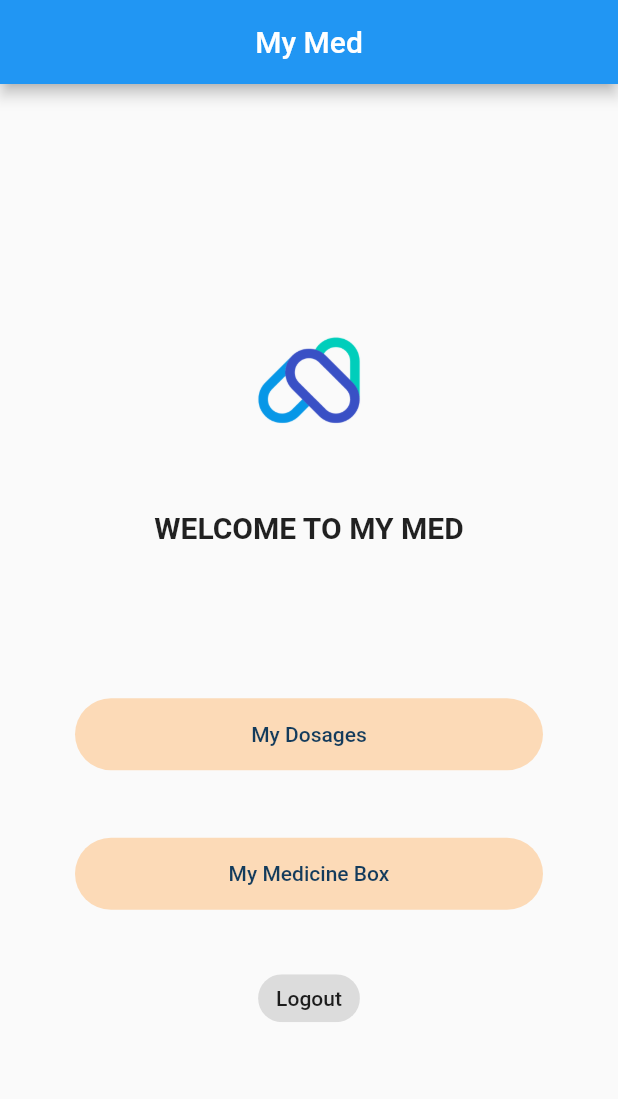
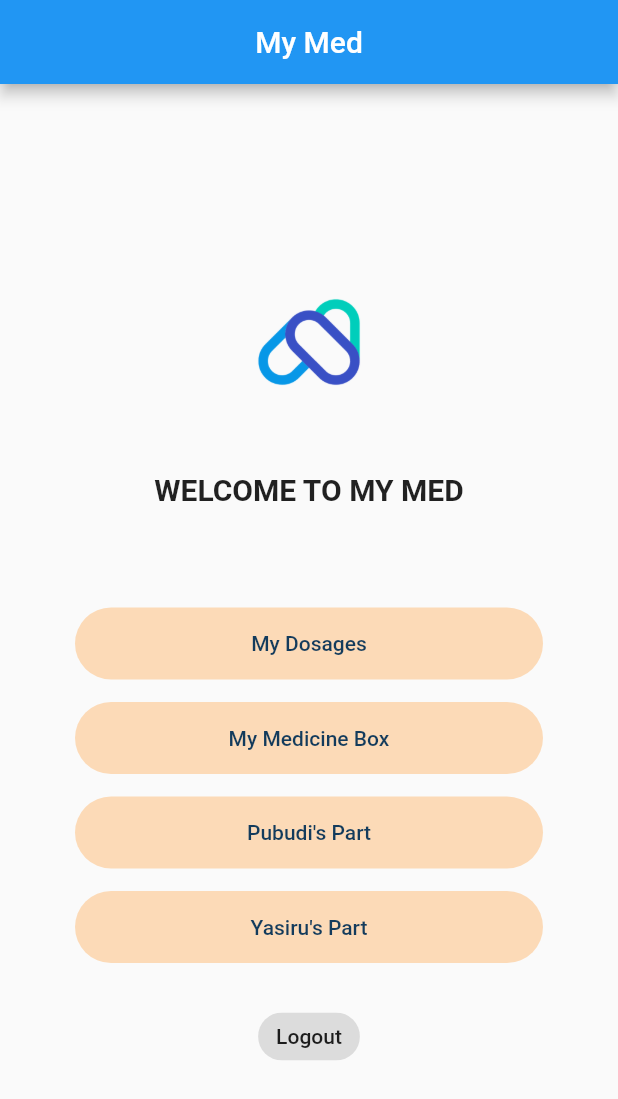
Before and after one commit to it19062884Ruvindu/Group_43_Medicine_Allert_App, a Flutter app: the HomePage screen opened directly, on a phone screen of 412 x 824 dp. Shown: the top 1099 px of the screen. Run offline on Flutter 3.47's test engine with Material 2 defaults, Android fonts, the phone set to English and light mode, and no system bars; our stand-ins replace cloud_firestore, firebase_auth, firebase_core, fluttertoast; accounts and stored records are empty.

Commit message:
Main root and changes

```diff
--- a/lib/pages/main/home_page.dart
+++ b/lib/pages/main/home_page.dart
@@ -6,7 +6,7 @@ import 'package:our_medicine_alert_43/pages/main/login_page.dart';
 
 import '../../model/user_model.dart';
 import '../dosage/add_dosage.dart';
-import '../mymedicine/addmedicine.dart';
+import '../mymedicine/medicine_list.dart';
 
 class HomePage extends StatefulWidget {
   const HomePage({Key? key}) : super(key: key);
@@ -68,11 +68,11 @@ class _HomePageState extends State<HomePage> {
                     fontWeight: FontWeight.w500,
                   )),
               SizedBox(
-                height: 40,
+                height: 20,
               ),
               Container(
                 padding:
-                    const EdgeInsets.symmetric(horizontal: 30, vertical: 20),
+                    const EdgeInsets.symmetric(horizontal: 30, vertical: 5),
                 child: Row(children: <Widget>[
                   Expanded(
                     child: FlatButton(
@@ -99,13 +99,13 @@ class _HomePageState extends State<HomePage> {
               ),
 
 
-              //Ruvindu Added >>>>
+              //Ruvindu's Part Added >>>>
               SizedBox(
                 height:5,
               ),
               Container(
                 padding:
-                const EdgeInsets.symmetric(horizontal: 30, vertical: 20),
+                const EdgeInsets.symmetric(horizontal: 30, vertical: 5),
                 child: Row(children: <Widget>[
                   Expanded(
                     child: FlatButton(
@@ -114,7 +114,7 @@ class _HomePageState extends State<HomePage> {
                       ),
                       onPressed: () {
                         Navigator.push(context,
-                            MaterialPageRoute(builder: (_) => addmedicine()));
+                            MaterialPageRoute(builder: (_) => medicinelist()));
                       },
                       color: const Color(0xFFFCDAB7),
                       child: Container(
@@ -132,8 +132,74 @@ class _HomePageState extends State<HomePage> {
               ),
 
 
+              //Pubudi's Part Added >>>>
               SizedBox(
-                height: 15,
+                height:5,
+              ),
+              Container(
+                padding:
+                const EdgeInsets.symmetric(horizontal: 30, vertical: 5),
+                child: Row(children: <Widget>[
+                  Expanded(
+                    child: FlatButton(
+                      shape: RoundedRectangleBorder(
+                        borderRadius: BorderRadius.circular(36),
+                      ),
+                      onPressed: () {
+                        Navigator.push(context,
+                            MaterialPageRoute(builder: (_) => medicinelist())); // Add your Navigation Here
+                      },
+                      color: const Color(0xFFFCDAB7),
+                      child: Container(
+                        padding: const EdgeInsets.symmetric(vertical: 16),
+                        alignment: Alignment.center,
+                        width: double.infinity,
+                        child: const Text(
+                          "Pubudi's Part",
+                          style: TextStyle(color: Color(0xFF133B5C)),
+                        ),
+                      ),
+                    ),
+                  ),
+                ]),
+              ),
+
+
+              //Yasiru's Part Added >>>>
+              SizedBox(
+                height:5,
+              ),
+              Container(
+                padding:
+                const EdgeInsets.symmetric(horizontal: 30, vertical: 5),
+                child: Row(children: <Widget>[
+                  Expanded(
+                    child: FlatButton(
+                      shape: RoundedRectangleBorder(
+                        borderRadius: BorderRadius.circular(36),
+                      ),
+                      onPressed: () {
+                        Navigator.push(context,
+                            MaterialPageRoute(builder: (_) => medicinelist())); // Add your Navigation Here
+                      },
+                      color: const Color(0xFFFCDAB7),
+                      child: Container(
+                        padding: const EdgeInsets.symmetric(vertical: 16),
+                        alignment: Alignment.center,
+                        width: double.infinity,
+                        child: const Text(
+                          "Yasiru's Part",
+                          style: TextStyle(color: Color(0xFF133B5C)),
+                        ),
+                      ),
+                    ),
+                  ),
+                ]),
+              ),
+
+
+              SizedBox(
+                height: 20,
               ),
               ActionChip(
                   label: Text("Logout"),
--- a/lib/pages/main/splash.dart
+++ b/lib/pages/main/splash.dart
@@ -16,7 +16,7 @@ class _SplashState extends State<Splash> {
   }
 
   _navigatetoLogin() async{
-    await Future.delayed(Duration(milliseconds: 4500), () {});
+    await Future.delayed(Duration(milliseconds: 3500), () {});
     Navigator.pushReplacement(context, MaterialPageRoute(builder: (context)=>LoginPage())
     );
   }
--- a/lib/pages/mymedicine/medicine_list.dart
+++ b/lib/pages/mymedicine/medicine_list.dart
@@ -1,3 +1,5 @@
+import 'dart:ui';
+
 import 'package:cloud_firestore/cloud_firestore.dart';
 
 import 'package:our_medicine_alert_43/pages/mymedicine/edit_medicine.dart';
@@ -67,12 +69,12 @@ class _medicinelistState extends State<medicinelist> {
                   child: Column(
                     children: [
                       SizedBox(
-                        height: 4,
+                        height: 10,
                       ),
                       Padding(
                         padding: EdgeInsets.only(
-                          left: 3,
-                          right: 3,
+                          left: 8,
+                          right: 8,
                         ),
                         child: ListTile(
 
@@ -97,8 +99,9 @@ class _medicinelistState extends State<medicinelist> {
                             ),
                           ),
 
+
                           contentPadding: EdgeInsets.symmetric(
-                            vertical: 12,
+                            vertical: 18,
                             horizontal: 16,
                           ),
 
```
